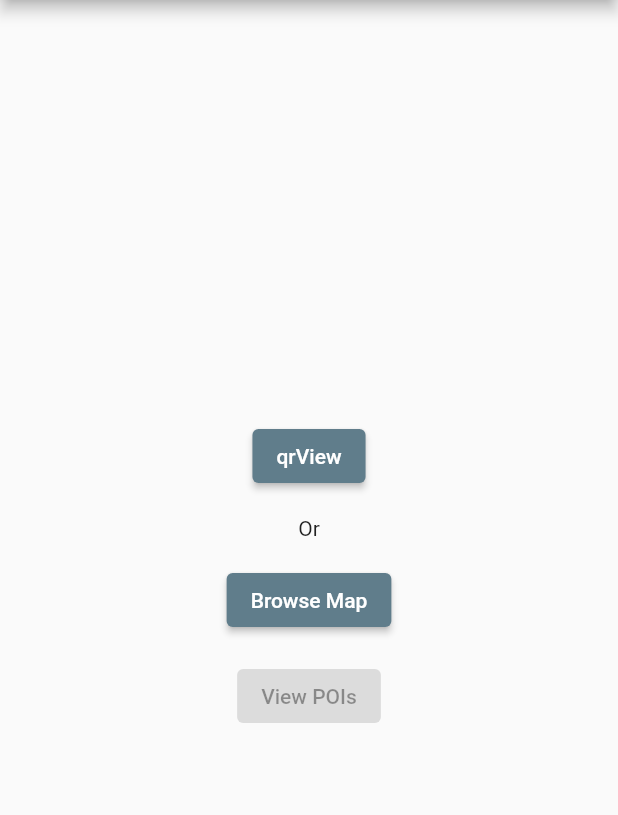
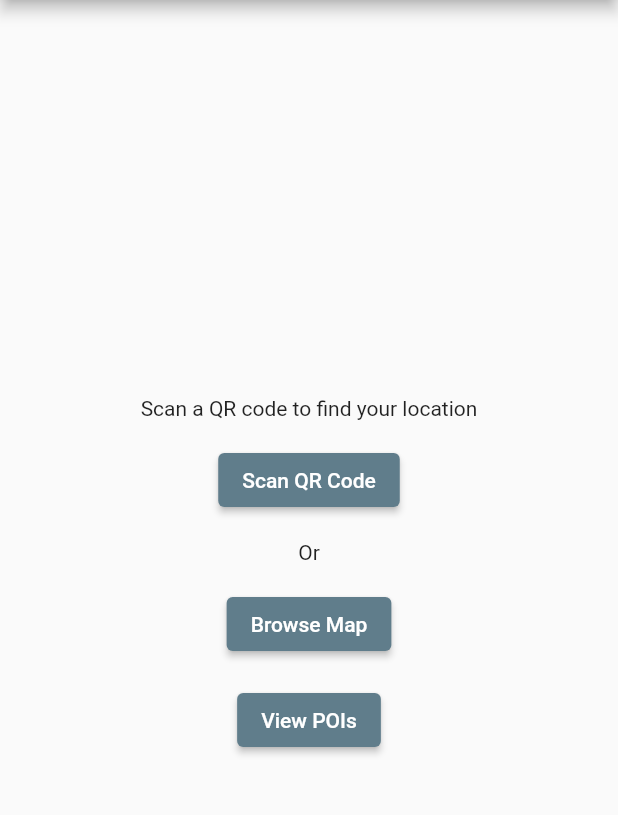
Before and after one commit to icepm97/indoor_navigation, a Flutter app: the screen it shows after launch, on a phone screen of 412 x 824 dp, the part 84-899 px from its top. Run offline on Flutter 3.47's test engine with Material 2 defaults, Android fonts, the phone set to English and light mode, and no system bars; our stand-ins replace get; missing offline and left inert: mapbox_gl, qr_code_scanner.

Commit message:
change home view.

```diff
--- a/lib/views/home_page.dart
+++ b/lib/views/home_page.dart
@@ -1,6 +1,7 @@
 import 'package:flutter/material.dart';
 import 'package:get/get.dart';
 import 'package:indoor_navigation/views/map_page.dart';
+import 'package:indoor_navigation/views/poi_page.dart';
 import 'package:indoor_navigation/views/qr_page.dart';
 import 'package:indoor_navigation/views/widgets/app_drawer.dart';
 
@@ -18,6 +19,10 @@ class HomePage extends StatelessWidget {
         child: Column(
           mainAxisAlignment: MainAxisAlignment.center,
           children: <Widget>[
+            const Padding(
+              padding: EdgeInsets.all(8.0),
+              child: Text("Scan a QR code to find your location"),
+            ),
             Padding(
               padding: const EdgeInsets.all(8.0),
               child: ElevatedButton(
@@ -26,7 +31,7 @@ class HomePage extends StatelessWidget {
                     builder: (context) => const QRViewExample(),
                   ));
                 },
-                child: const Text('qrView'),
+                child: const Text('Scan QR Code'),
               ),
             ),
             const Padding(
@@ -40,11 +45,11 @@ class HomePage extends StatelessWidget {
                 child: const Text("Browse Map"),
               ),
             ),
-            const Padding(
-              padding: EdgeInsets.all(8.0),
+            Padding(
+              padding: const EdgeInsets.all(8.0),
               child: ElevatedButton(
-                onPressed: null,
-                child: Text("View POIs"),
+                onPressed: () => {Get.off(PoiPage())},
+                child: const Text("View POIs"),
               ),
             ),
           ],
--- a/lib/views/widgets/app_drawer.dart
+++ b/lib/views/widgets/app_drawer.dart
@@ -3,6 +3,7 @@ import 'package:get/route_manager.dart';
 import 'package:indoor_navigation/views/home_page.dart';
 import 'package:indoor_navigation/views/map_page.dart';
 import 'package:indoor_navigation/views/poi_page.dart';
+import 'package:indoor_navigation/views/qr_page.dart';
 
 appDrawer() => Drawer(
       child: Column(
@@ -32,12 +33,12 @@ appDrawer() => Drawer(
           ListTile(
             leading: const Icon(Icons.location_on),
             title: const Text('POI'),
-            onTap: () => {Get.off(const PoiPage())},
+            onTap: () => {Get.off(PoiPage())},
           ),
           ListTile(
             leading: const Icon(Icons.qr_code),
             title: const Text('Scan QR Code'),
-            onTap: () => {},
+            onTap: () => {Get.off(const QRViewExample())},
           ),
         ],
       ),
```
Also changed, not shown: lib/views/poi_page.dart (+16 -6 lines), lib/views/qr_page.dart (+26 -26 lines).
